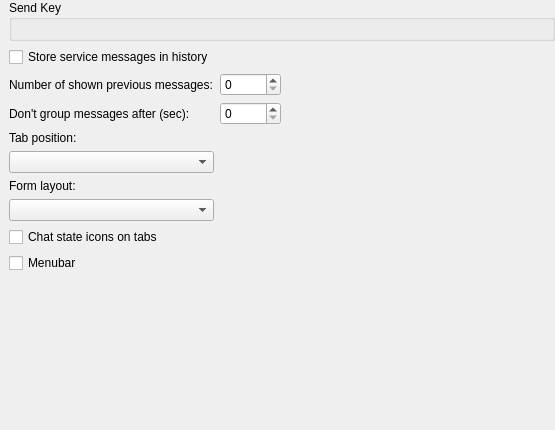
Above: src/corelayers/adiumchat/tabbedchatform/settings/tabbedchatbehavior.ui from euroelessar/qutim before the change. Below: the same form after it.
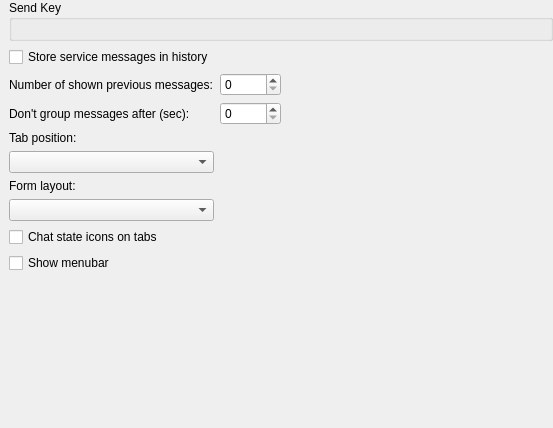
That is the form after the change.

Patch:
```diff
--- a/src/corelayers/adiumchat/tabbedchatform/settings/tabbedchatbehavior.ui
+++ b/src/corelayers/adiumchat/tabbedchatform/settings/tabbedchatbehavior.ui
@@ -6,8 +6,8 @@
    <rect>
     <x>0</x>
     <y>0</y>
-    <width>555</width>
-    <height>430</height>
+    <width>553</width>
+    <height>428</height>
    </rect>
   </property>
   <property name="windowTitle">
@@ -143,7 +143,7 @@
    <item row="9" column="0">
     <widget class="QCheckBox" name="menuBox">
      <property name="text">
-      <string>Menubar</string>
+      <string>Show menubar</string>
      </property>
     </widget>
    </item>
```
